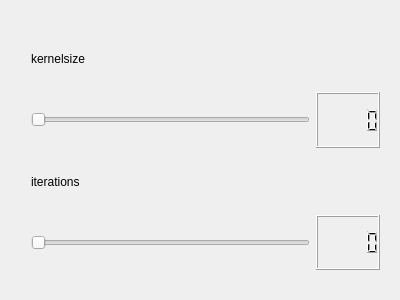
schwittlick/BachelorThesis, file src/ip/dialogs/CloseStepDialog.ui: the form before one commit.
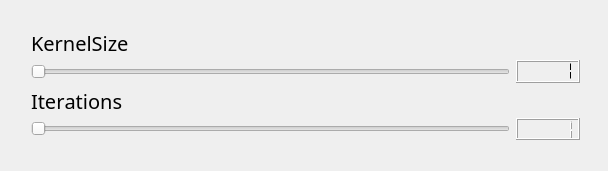
The form after the commit.

Commit message: making the gui pretty

Diff of the .ui file:
```diff
--- a/src/ip/dialogs/CloseStepDialog.ui
+++ b/src/ip/dialogs/CloseStepDialog.ui
@@ -6,27 +6,34 @@
    <rect>
     <x>0</x>
     <y>0</y>
-    <width>400</width>
-    <height>300</height>
+    <width>608</width>
+    <height>171</height>
    </rect>
   </property>
   <property name="windowTitle">
    <string>CloseStepDialog</string>
   </property>
-  <widget class="QWidget" name="">
+  <widget class="QWidget" name="layoutWidget">
    <property name="geometry">
     <rect>
      <x>20</x>
      <y>20</y>
-     <width>371</width>
-     <height>261</height>
+     <width>571</width>
+     <height>131</height>
     </rect>
    </property>
    <layout class="QVBoxLayout" name="verticalLayout">
     <item>
      <widget class="QLabel" name="label">
+      <property name="font">
+       <font>
+        <family>Replica-Bold</family>
+        <pointsize>15</pointsize>
+        <kerning>false</kerning>
+       </font>
+      </property>
       <property name="text">
-       <string>kernelsize</string>
+       <string>KernelSize</string>
       </property>
      </widget>
     </item>
@@ -34,20 +41,37 @@
      <layout class="QHBoxLayout" name="horizontalLayout_2">
       <item>
        <widget class="QSlider" name="kernelSizeSlider">
+        <property name="minimum">
+         <number>1</number>
+        </property>
         <property name="orientation">
          <enum>Qt::Horizontal</enum>
         </property>
        </widget>
       </item>
       <item>
-       <widget class="QLCDNumber" name="kernelSizeNumber"/>
+       <widget class="QLCDNumber" name="kernelSizeNumber">
+        <property name="segmentStyle">
+         <enum>QLCDNumber::Flat</enum>
+        </property>
+        <property name="value" stdset="0">
+         <double>1.000000000000000</double>
+        </property>
+       </widget>
       </item>
      </layout>
     </item>
     <item>
      <widget class="QLabel" name="label_2">
+      <property name="font">
+       <font>
+        <family>Replica-Bold</family>
+        <pointsize>15</pointsize>
+        <kerning>false</kerning>
+       </font>
+      </property>
       <property name="text">
-       <string>iterations</string>
+       <string>Iterations</string>
       </property>
      </widget>
     </item>
@@ -55,13 +79,20 @@
      <layout class="QHBoxLayout" name="horizontalLayout">
       <item>
        <widget class="QSlider" name="iterationsSlider">
+        <property name="minimum">
+         <number>1</number>
+        </property>
         <property name="orientation">
          <enum>Qt::Horizontal</enum>
         </property>
        </widget>
       </item>
       <item>
-       <widget class="QLCDNumber" name="iterationsNumber"/>
+       <widget class="QLCDNumber" name="iterationsNumber">
+        <property name="value" stdset="0">
+         <double>1.000000000000000</double>
+        </property>
+       </widget>
       </item>
      </layout>
     </item>
```
